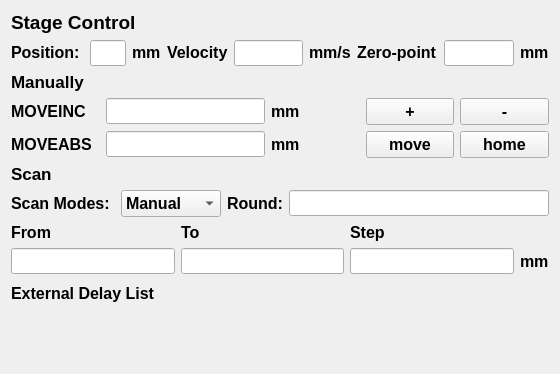
Qt form labctrl/components/linear_stages/servo/bundle_widget.ui (Astro-Aionia/CB331-Labctrl) before a commit.
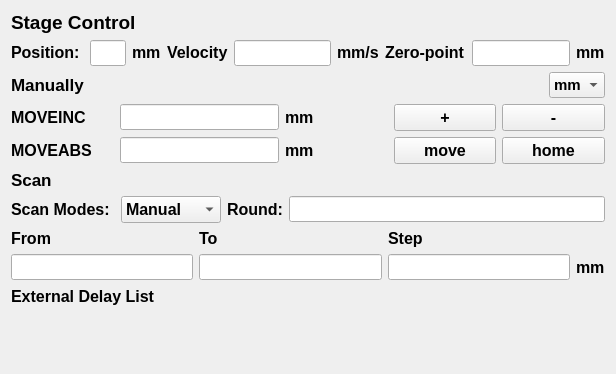
The same form after that commit.

Commit message: switch work unit

What changed in the file:
```diff
--- a/labctrl/components/linear_stages/servo/bundle_widget.ui
+++ b/labctrl/components/linear_stages/servo/bundle_widget.ui
@@ -33,113 +33,59 @@
   </property>
   <layout class="QGridLayout" name="gridLayout_2">
    <item row="5" column="0" colspan="4">
-    <layout class="QGridLayout" name="gridLayout">
-     <item row="2" column="3">
-      <widget class="QLabel" name="label_15">
-       <property name="font">
-        <font>
-         <pointsize>12</pointsize>
-         <bold>true</bold>
-        </font>
-       </property>
-       <property name="text">
-        <string>mm</string>
-       </property>
-      </widget>
-     </item>
-     <item row="0" column="2">
-      <widget class="QLabel" name="label_14">
-       <property name="font">
-        <font>
-         <pointsize>12</pointsize>
-         <bold>true</bold>
-        </font>
-       </property>
-       <property name="text">
-        <string>Step</string>
-       </property>
-      </widget>
-     </item>
-     <item row="2" column="2">
-      <widget class="QLineEdit" name="lineEdit_7">
+    <layout class="QHBoxLayout" name="horizontalLayout">
+     <item>
+      <widget class="QLabel" name="label_17">
        <property name="sizePolicy">
-        <sizepolicy hsizetype="Expanding" vsizetype="Fixed">
+        <sizepolicy hsizetype="Preferred" vsizetype="Fixed">
          <horstretch>0</horstretch>
          <verstretch>0</verstretch>
         </sizepolicy>
        </property>
        <property name="font">
         <font>
-         <family>Consolas</family>
-         <pointsize>11</pointsize>
-        </font>
-       </property>
-      </widget>
-     </item>
-     <item row="2" column="0">
-      <widget class="QLineEdit" name="lineEdit_5">
-       <property name="sizePolicy">
-        <sizepolicy hsizetype="Expanding" vsizetype="Fixed">
-         <horstretch>0</horstretch>
-         <verstretch>0</verstretch>
-        </sizepolicy>
-       </property>
-       <property name="font">
-        <font>
-         <family>Consolas</family>
-         <pointsize>11</pointsize>
-        </font>
-       </property>
-      </widget>
-     </item>
-     <item row="0" column="1">
-      <widget class="QLabel" name="label_13">
-       <property name="font">
-        <font>
          <pointsize>12</pointsize>
          <bold>true</bold>
         </font>
        </property>
        <property name="text">
-        <string>To</string>
+        <string>Scan Modes: </string>
        </property>
       </widget>
      </item>
-     <item row="2" column="1">
-      <widget class="QLineEdit" name="lineEdit_6">
-       <property name="sizePolicy">
-        <sizepolicy hsizetype="Expanding" vsizetype="Fixed">
-         <horstretch>0</horstretch>
-         <verstretch>0</verstretch>
-        </sizepolicy>
+     <item>
+      <widget class="QComboBox" name="comboBox">
+       <property name="minimumSize">
+        <size>
+         <width>100</width>
+         <height>0</height>
+        </size>
        </property>
        <property name="font">
         <font>
-         <family>Consolas</family>
-         <pointsize>11</pointsize>
-        </font>
-       </property>
-      </widget>
-     </item>
-     <item row="0" column="0">
-      <widget class="QLabel" name="label_12">
-       <property name="font">
-        <font>
          <pointsize>12</pointsize>
          <bold>true</bold>
         </font>
        </property>
-       <property name="text">
-        <string>From</string>
-       </property>
+       <item>
+        <property name="text">
+         <string>Manual</string>
+        </property>
+       </item>
+       <item>
+        <property name="text">
+         <string>Range</string>
+        </property>
+       </item>
+       <item>
+        <property name="text">
+         <string>ExtFile</string>
+        </property>
+       </item>
       </widget>
      </item>
-    </layout>
-   </item>
-   <item row="1" column="3">
-    <layout class="QHBoxLayout" name="horizontalLayout_3">
      <item>
-      <widget class="QLabel" name="label_18">
+      <widget class="QLabel" name="label_20">
        <property name="sizePolicy">
         <sizepolicy hsizetype="Preferred" vsizetype="Fixed">
          <horstretch>0</horstretch>
@@ -153,12 +99,12 @@
         </font>
        </property>
        <property name="text">
-        <string>Zero-point</string>
+        <string>Round:</string>
        </property>
       </widget>
      </item>
      <item>
-      <widget class="QLineEdit" name="lineEdit_8">
+      <widget class="QLineEdit" name="lineEdit_9">
        <property name="sizePolicy">
         <sizepolicy hsizetype="Expanding" vsizetype="Fixed">
          <horstretch>0</horstretch>
@@ -173,52 +119,8 @@
        </property>
       </widget>
      </item>
-     <item>
-      <widget class="QLabel" name="label_19">
-       <property name="sizePolicy">
-        <sizepolicy hsizetype="Preferred" vsizetype="Fixed">
-         <horstretch>0</horstretch>
-         <verstretch>0</verstretch>
-        </sizepolicy>
-       </property>
-       <property name="font">
-        <font>
-         <pointsize>12</pointsize>
-         <bold>true</bold>
-        </font>
-       </property>
-       <property name="text">
-        <string>mm</string>
-       </property>
-      </widget>
-     </item>
     </layout>
    </item>
-   <item row="0" column="0" colspan="2">
-    <widget class="QLabel" name="label_1">
-     <property name="sizePolicy">
-      <sizepolicy hsizetype="Preferred" vsizetype="Fixed">
-       <horstretch>0</horstretch>
-       <verstretch>0</verstretch>
-      </sizepolicy>
-     </property>
-     <property name="minimumSize">
-      <size>
-       <width>150</width>
-       <height>0</height>
-      </size>
-     </property>
-     <property name="font">
-      <font>
-       <pointsize>14</pointsize>
-       <bold>true</bold>
-      </font>
-     </property>
-     <property name="text">
-      <string>Stage Control</string>
-     </property>
-    </widget>
-   </item>
    <item row="1" column="2">
     <layout class="QHBoxLayout" name="horizontalLayout_2">
      <item>
@@ -277,7 +179,17 @@
      </item>
     </layout>
    </item>
-   <item row="3" column="0" colspan="4">
+   <item row="8" column="0" colspan="4">
+    <widget class="QWidget" name="FileDialog" native="true">
+     <property name="minimumSize">
+      <size>
+       <width>450</width>
+       <height>50</height>
+      </size>
+     </property>
+    </widget>
+   </item>
+   <item row="4" column="0" colspan="4">
     <widget class="QLabel" name="label_11">
      <property name="sizePolicy">
       <sizepolicy hsizetype="Preferred" vsizetype="Fixed">
@@ -296,74 +208,101 @@
      </property>
     </widget>
    </item>
-   <item row="2" column="0" colspan="4">
+   <item row="0" column="0" colspan="2">
+    <widget class="QLabel" name="label_1">
+     <property name="sizePolicy">
+      <sizepolicy hsizetype="Preferred" vsizetype="Fixed">
+       <horstretch>0</horstretch>
+       <verstretch>0</verstretch>
+      </sizepolicy>
+     </property>
+     <property name="minimumSize">
+      <size>
+       <width>150</width>
+       <height>0</height>
+      </size>
+     </property>
+     <property name="font">
+      <font>
+       <pointsize>14</pointsize>
+       <bold>true</bold>
+      </font>
+     </property>
+     <property name="text">
+      <string>Stage Control</string>
+     </property>
+    </widget>
+   </item>
+   <item row="3" column="0" colspan="4">
     <layout class="QVBoxLayout" name="verticalLayout">
      <item>
-      <widget class="QLabel" name="label_6">
-       <property name="sizePolicy">
-        <sizepolicy hsizetype="Preferred" vsizetype="Fixed">
-         <horstretch>0</horstretch>
-         <verstretch>0</verstretch>
-        </sizepolicy>
-       </property>
-       <property name="font">
-        <font>
-         <pointsize>13</pointsize>
-         <bold>true</bold>
-        </font>
-       </property>
-       <property name="text">
-        <string>Manually</string>
-       </property>
-      </widget>
+      <layout class="QHBoxLayout" name="horizontalLayout_5">
+       <item>
+        <widget class="QLabel" name="label_6">
+         <property name="sizePolicy">
+          <sizepolicy hsizetype="Preferred" vsizetype="Fixed">
+           <horstretch>0</horstretch>
+           <verstretch>0</verstretch>
+          </sizepolicy>
+         </property>
+         <property name="font">
+          <font>
+           <pointsize>13</pointsize>
+           <bold>true</bold>
+          </font>
+         </property>
+         <property name="text">
+          <string>Manually</string>
+         </property>
+        </widget>
+       </item>
+       <item>
+        <widget class="QComboBox" name="workUnit">
+         <property name="sizePolicy">
+          <sizepolicy hsizetype="Fixed" vsizetype="Fixed">
+           <horstretch>0</horstretch>
+           <verstretch>0</verstretch>
+          </sizepolicy>
+         </property>
+         <property name="font">
+          <font>
+           <pointsize>11</pointsize>
+           <bold>true</bold>
+          </font>
+         </property>
+         <item>
+          <property name="text">
+           <string>mm</string>
+          </property>
+         </item>
+         <item>
+          <property name="text">
+           <string>ps</string>
+          </property>
+         </item>
+        </widget>
+       </item>
+      </layout>
      </item>
      <item>
       <layout class="QGridLayout" name="gridLayout_1">
-       <item row="1" column="3">
-        <widget class="QLabel" name="label_10">
+       <item row="2" column="1">
+        <widget class="QLineEdit" name="lineEdit_4">
          <property name="sizePolicy">
           <sizepolicy hsizetype="Preferred" vsizetype="Fixed">
            <horstretch>0</horstretch>
            <verstretch>0</verstretch>
           </sizepolicy>
          </property>
-         <property name="minimumSize">
-          <size>
-           <width>40</width>
-           <height>0</height>
-          </size>
-         </property>
          <property name="font">
           <font>
-           <pointsize>12</pointsize>
-           <bold>true</bold>
+           <family>Consolas</family>
+           <pointsize>11</pointsize>
           </font>
          </property>
-         <property name="text">
-          <string>mm</string>
-         </property>
         </widget>
        </item>
-       <item row="0" column="0">
-        <widget class="QLabel" name="label_7">
-         <property name="sizePolicy">
-          <sizepolicy hsizetype="Preferred" vsizetype="Fixed">
-           <horstretch>0</horstretch>
-           <verstretch>0</verstretch>
-          </sizepolicy>
-         </property>
-         <property name="font">
-          <font>
-           <pointsize>12</pointsize>
-           <bold>true</bold>
-          </font>
-         </property>
-         <property name="text">
-          <string>MOVEINC</string>
-         </property>
-        </widget>
-       </item>
-       <item row="0" column="4">
+       <item row="1" column="4">
         <widget class="QPushButton" name="pushButton_1">
          <property name="sizePolicy">
           <sizepolicy hsizetype="Preferred" vsizetype="Fixed">
@@ -382,7 +321,26 @@
          </property>
         </widget>
        </item>
-       <item row="0" column="5">
+       <item row="2" column="5">
+        <widget class="QPushButton" name="pushButton_4">
+         <property name="sizePolicy">
+          <sizepolicy hsizetype="Preferred" vsizetype="Fixed">
+           <horstretch>0</horstretch>
+           <verstretch>0</verstretch>
+          </sizepolicy>
+         </property>
+         <property name="font">
+          <font>
+           <pointsize>12</pointsize>
+           <bold>true</bold>
+          </font>
+         </property>
+         <property name="text">
+          <string>home</string>
+         </property>
+        </widget>
+       </item>
+       <item row="1" column="5">
         <widget class="QPushButton" name="pushButton_2">
          <property name="sizePolicy">
           <sizepolicy hsizetype="Preferred" vsizetype="Fixed">
@@ -401,7 +359,7 @@
          </property>
         </widget>
        </item>
-       <item row="0" column="3">
+       <item row="1" column="3">
         <widget class="QLabel" name="label_9">
          <property name="sizePolicy">
           <sizepolicy hsizetype="Preferred" vsizetype="Fixed">
@@ -426,7 +384,26 @@
          </property>
         </widget>
        </item>
-       <item row="0" column="1">
+       <item row="2" column="4">
+        <widget class="QPushButton" name="pushButton_3">
+         <property name="sizePolicy">
+          <sizepolicy hsizetype="Preferred" vsizetype="Fixed">
+           <horstretch>0</horstretch>
+           <verstretch>0</verstretch>
+          </sizepolicy>
+         </property>
+         <property name="font">
+          <font>
+           <pointsize>12</pointsize>
+           <bold>true</bold>
+          </font>
+         </property>
+         <property name="text">
+          <string>move</string>
+         </property>
+        </widget>
+       </item>
+       <item row="1" column="1">
         <widget class="QLineEdit" name="lineEdit_3">
          <property name="sizePolicy">
           <sizepolicy hsizetype="Preferred" vsizetype="Fixed">
@@ -442,26 +419,51 @@
          </property>
         </widget>
        </item>
-       <item row="1" column="5">
-        <widget class="QPushButton" name="pushButton_4">
-         <property name="sizePolicy">
-          <sizepolicy hsizetype="Preferred" vsizetype="Fixed">
-           <horstretch>0</horstretch>
-           <verstretch>0</verstretch>
-          </sizepolicy>
-         </property>
-         <property name="font">
-          <font>
-           <pointsize>12</pointsize>
-           <bold>true</bold>
-          </font>
-         </property>
-         <property name="text">
-          <string>home</string>
-         </property>
-        </widget>
-       </item>
        <item row="1" column="0">
+        <widget class="QLabel" name="label_7">
+         <property name="sizePolicy">
+          <sizepolicy hsizetype="Preferred" vsizetype="Fixed">
+           <horstretch>0</horstretch>
+           <verstretch>0</verstretch>
+          </sizepolicy>
+         </property>
+         <property name="font">
+          <font>
+           <pointsize>12</pointsize>
+           <bold>true</bold>
+          </font>
+         </property>
+         <property name="text">
+          <string>MOVEINC</string>
+         </property>
+        </widget>
+       </item>
+       <item row="2" column="3">
+        <widget class="QLabel" name="label_10">
+         <property name="sizePolicy">
+          <sizepolicy hsizetype="Preferred" vsizetype="Fixed">
+           <horstretch>0</horstretch>
+           <verstretch>0</verstretch>
+          </sizepolicy>
+         </property>
+         <property name="minimumSize">
+          <size>
+           <width>40</width>
+           <height>0</height>
+          </size>
+         </property>
+         <property name="font">
+          <font>
+           <pointsize>12</pointsize>
+           <bold>true</bold>
+          </font>
+         </property>
+         <property name="text">
+          <string>mm</string>
+         </property>
+        </widget>
+       </item>
+       <item row="2" column="0">
         <widget class="QLabel" name="label_8">
          <property name="sizePolicy">
           <sizepolicy hsizetype="Preferred" vsizetype="Fixed">
@@ -486,157 +488,10 @@
          </property>
         </widget>
        </item>
-       <item row="1" column="4">
-        <widget class="QPushButton" name="pushButton_3">
-         <property name="sizePolicy">
-          <sizepolicy hsizetype="Preferred" vsizetype="Fixed">
-           <horstretch>0</horstretch>
-           <verstretch>0</verstretch>
-          </sizepolicy>
-         </property>
-         <property name="font">
-          <font>
-           <pointsize>12</pointsize>
-           <bold>true</bold>
-          </font>
-         </property>
-         <property name="text">
-          <string>move</string>
-         </property>
-        </widget>
-       </item>
-       <item row="1" column="1">
-        <widget class="QLineEdit" name="lineEdit_4">
-         <property name="sizePolicy">
-          <sizepolicy hsizetype="Preferred" vsizetype="Fixed">
-           <horstretch>0</horstretch>
-           <verstretch>0</verstretch>
-          </sizepolicy>
-         </property>
-         <property name="font">
-          <font>
-           <family>Consolas</family>
-           <pointsize>11</pointsize>
-          </font>
-         </property>
-        </widget>
-       </item>
       </layout>
      </item>
     </layout>
    </item>
-   <item row="6" column="0" colspan="4">
-    <widget class="QLabel" name="label_16">
-     <property name="font">
-      <font>
-       <pointsize>12</pointsize>
-       <bold>true</bold>
-      </font>
-     </property>
-     <property name="text">
-      <string>External Delay List</string>
-     </property>
-    </widget>
-   </item>
-   <item row="7" column="0" colspan="4">
-    <widget class="QWidget" name="FileDialog" native="true">
-     <property name="minimumSize">
-      <size>
-       <width>450</width>
-       <height>50</height>
-      </size>
-     </property>
-    </widget>
-   </item>
-   <item row="4" column="0" colspan="4">
-    <layout class="QHBoxLayout" name="horizontalLayout">
-     <item>
-      <widget class="QLabel" name="label_17">
-       <property name="sizePolicy">
-        <sizepolicy hsizetype="Preferred" vsizetype="Fixed">
-         <horstretch>0</horstretch>
-         <verstretch>0</verstretch>
-        </sizepolicy>
-       </property>
-       <property name="font">
-        <font>
-         <pointsize>12</pointsize>
-         <bold>true</bold>
-        </font>
-       </property>
-       <property name="text">
-        <string>Scan Modes: </string>
-       </property>
-      </widget>
-     </item>
-     <item>
-      <widget class="QComboBox" name="comboBox">
-       <property name="minimumSize">
-        <size>
-         <width>100</width>
-         <height>0</height>
-        </size>
-       </property>
-       <property name="font">
-        <font>
-         <pointsize>12</pointsize>
-         <bold>true</bold>
-        </font>
-       </property>
-       <item>
-        <property name="text">
-         <string>Manual</string>
-        </property>
-       </item>
-       <item>
-        <property name="text">
-         <string>Range</string>
-        </property>
-       </item>
-       <item>
-        <property name="text">
-         <string>ExtFile</string>
-        </property>
-       </item>
-      </widget>
-     </item>
-     <item>
-      <widget class="QLabel" name="label_20">
-       <property name="sizePolicy">
-        <sizepolicy hsizetype="Preferred" vsizetype="Fixed">
-         <horstretch>0</horstretch>
-         <verstretch>0</verstretch>
-        </sizepolicy>
-       </property>
-       <property name="font">
-        <font>
-         <pointsize>12</pointsize>
-         <bold>true</bold>
-        </font>
-       </property>
-       <property name="text">
-        <string>Round:</string>
-       </property>
-      </widget>
-     </item>
-     <item>
-      <widget class="QLineEdit" name="lineEdit_9">
-       <property name="sizePolicy">
-        <sizepolicy hsizetype="Expanding" vsizetype="Fixed">
-         <horstretch>0</horstretch>
-         <verstretch>0</verstretch>
-        </sizepolicy>
-       </property>
-       <property name="font">
-        <font>
-         <family>Consolas</family>
-         <pointsize>11</pointsize>
-        </font>
-       </property>
-      </widget>
-     </item>
-    </layout>
-   </item>
    <item row="1" column="0" colspan="2">
     <layout class="QHBoxLayout" name="horizontalLayout_1">
      <item>
@@ -695,6 +550,181 @@
      </item>
     </layout>
    </item>
+   <item row="6" column="0" colspan="4">
+    <layout class="QGridLayout" name="gridLayout">
+     <item row="2" column="3">
+      <widget class="QLabel" name="label_15">
+       <property name="font">
+        <font>
+         <pointsize>12</pointsize>
+         <bold>true</bold>
+        </font>
+       </property>
+       <property name="text">
+        <string>mm</string>
+       </property>
+      </widget>
+     </item>
+     <item row="0" column="2">
+      <widget class="QLabel" name="label_14">
+       <property name="font">
+        <font>
+         <pointsize>12</pointsize>
+         <bold>true</bold>
+        </font>
+       </property>
+       <property name="text">
+        <string>Step</string>
+       </property>
+      </widget>
+     </item>
+     <item row="2" column="2">
+      <widget class="QLineEdit" name="lineEdit_7">
+       <property name="sizePolicy">
+        <sizepolicy hsizetype="Expanding" vsizetype="Fixed">
+         <horstretch>0</horstretch>
+         <verstretch>0</verstretch>
+        </sizepolicy>
+       </property>
+       <property name="font">
+        <font>
+         <family>Consolas</family>
+         <pointsize>11</pointsize>
+        </font>
+       </property>
+      </widget>
+     </item>
+     <item row="2" column="0">
+      <widget class="QLineEdit" name="lineEdit_5">
+       <property name="sizePolicy">
+        <sizepolicy hsizetype="Expanding" vsizetype="Fixed">
+         <horstretch>0</horstretch>
+         <verstretch>0</verstretch>
+        </sizepolicy>
+       </property>
+       <property name="font">
+        <font>
+         <family>Consolas</family>
+         <pointsize>11</pointsize>
+        </font>
+       </property>
+      </widget>
+     </item>
+     <item row="0" column="1">
+      <widget class="QLabel" name="label_13">
+       <property name="font">
+        <font>
+         <pointsize>12</pointsize>
+         <bold>true</bold>
+        </font>
+       </property>
+       <property name="text">
+        <string>To</string>
+       </property>
+      </widget>
+     </item>
+     <item row="2" column="1">
+      <widget class="QLineEdit" name="lineEdit_6">
+       <property name="sizePolicy">
+        <sizepolicy hsizetype="Expanding" vsizetype="Fixed">
+         <horstretch>0</horstretch>
+         <verstretch>0</verstretch>
+        </sizepolicy>
+       </property>
+       <property name="font">
+        <font>
+         <family>Consolas</family>
+         <pointsize>11</pointsize>
+        </font>
+       </property>
+      </widget>
+     </item>
+     <item row="0" column="0">
+      <widget class="QLabel" name="label_12">
+       <property name="font">
+        <font>
+         <pointsize>12</pointsize>
+         <bold>true</bold>
+        </font>
+       </property>
+       <property name="text">
+        <string>From</string>
+       </property>
+      </widget>
+     </item>
+    </layout>
+   </item>
+   <item row="7" column="0" colspan="4">
+    <widget class="QLabel" name="label_16">
+     <property name="font">
+      <font>
+       <pointsize>12</pointsize>
+       <bold>true</bold>
+      </font>
+     </property>
+     <property name="text">
+      <string>External Delay List</string>
+     </property>
+    </widget>
+   </item>
+   <item row="1" column="3">
+    <layout class="QHBoxLayout" name="horizontalLayout_3">
+     <item>
+      <widget class="QLabel" name="label_18">
+       <property name="sizePolicy">
+        <sizepolicy hsizetype="Preferred" vsizetype="Fixed">
+         <horstretch>0</horstretch>
+         <verstretch>0</verstretch>
+        </sizepolicy>
+       </property>
+       <property name="font">
+        <font>
+         <pointsize>12</pointsize>
+         <bold>true</bold>
+        </font>
+       </property>
+       <property name="text">
+        <string>Zero-point</string>
+       </property>
+      </widget>
+     </item>
+     <item>
+      <widget class="QLineEdit" name="lineEdit_8">
+       <property name="sizePolicy">
+        <sizepolicy hsizetype="Expanding" vsizetype="Fixed">
+         <horstretch>0</horstretch>
+         <verstretch>0</verstretch>
+        </sizepolicy>
+       </property>
+       <property name="font">
+        <font>
+         <family>Consolas</family>
+         <pointsize>11</pointsize>
+        </font>
+       </property>
+      </widget>
+     </item>
+     <item>
+      <widget class="QLabel" name="label_19">
+       <property name="sizePolicy">
+        <sizepolicy hsizetype="Preferred" vsizetype="Fixed">
+         <horstretch>0</horstretch>
+         <verstretch>0</verstretch>
+        </sizepolicy>
+       </property>
+       <property name="font">
+        <font>
+         <pointsize>12</pointsize>
+         <bold>true</bold>
+        </font>
+       </property>
+       <property name="text">
+        <string>mm</string>
+       </property>
+      </widget>
+     </item>
+    </layout>
+   </item>
   </layout>
  </widget>
  <resources/>
```
The commit also changes 4 other files.
